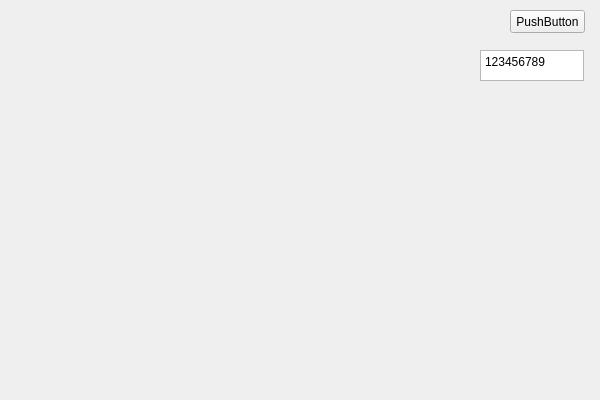
Old version of the form GenshinTianLiBattleClient/GenshinTianLiBattleClient.ui in the repository GenshinTianLiBattle/GenshinTianLiBattleClient.
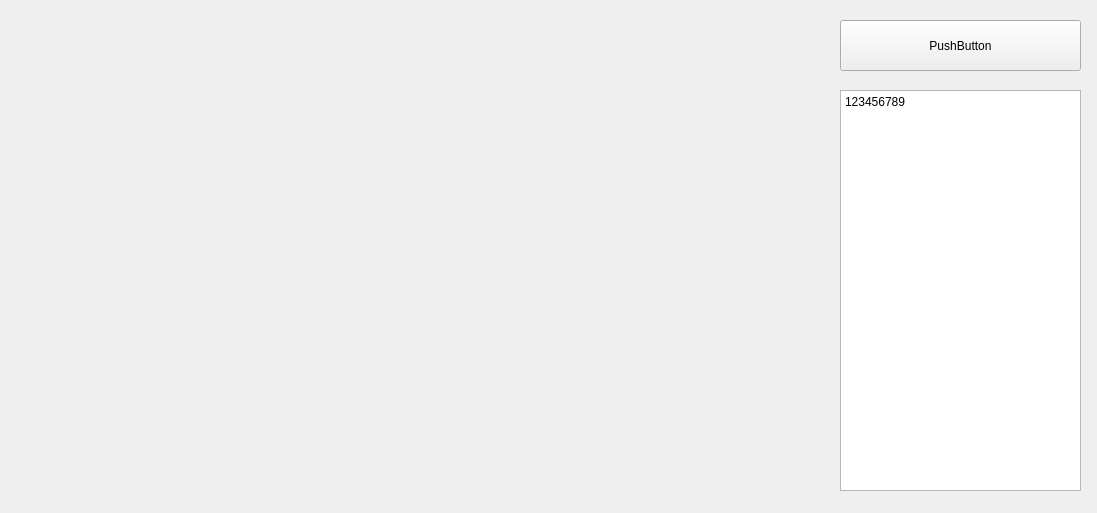
New version of the form. Icons and pictures are not drawn.

Commit message: feat: 实现显示游戏界面和检测游戏变更

```diff
--- a/GenshinTianLiBattleClient/GenshinTianLiBattleClient.ui
+++ b/GenshinTianLiBattleClient/GenshinTianLiBattleClient.ui
@@ -6,8 +6,8 @@
    <rect>
     <x>0</x>
     <y>0</y>
-    <width>600</width>
-    <height>400</height>
+    <width>1097</width>
+    <height>513</height>
    </rect>
   </property>
   <property name="windowTitle">
@@ -20,10 +20,10 @@
   <widget class="QPushButton" name="pushButton">
    <property name="geometry">
     <rect>
-     <x>510</x>
-     <y>10</y>
-     <width>75</width>
-     <height>23</height>
+     <x>840</x>
+     <y>20</y>
+     <width>241</width>
+     <height>51</height>
     </rect>
    </property>
    <property name="text">
@@ -33,10 +33,10 @@
   <widget class="QTextEdit" name="textEdit">
    <property name="geometry">
     <rect>
-     <x>480</x>
-     <y>50</y>
-     <width>104</width>
-     <height>31</height>
+     <x>840</x>
+     <y>90</y>
+     <width>241</width>
+     <height>401</height>
     </rect>
    </property>
    <property name="html">
@@ -52,8 +52,8 @@
     <rect>
      <x>20</x>
      <y>30</y>
-     <width>400</width>
-     <height>225</height>
+     <width>800</width>
+     <height>450</height>
     </rect>
    </property>
    <property name="text">
```
The commit also changes 6 other files.
